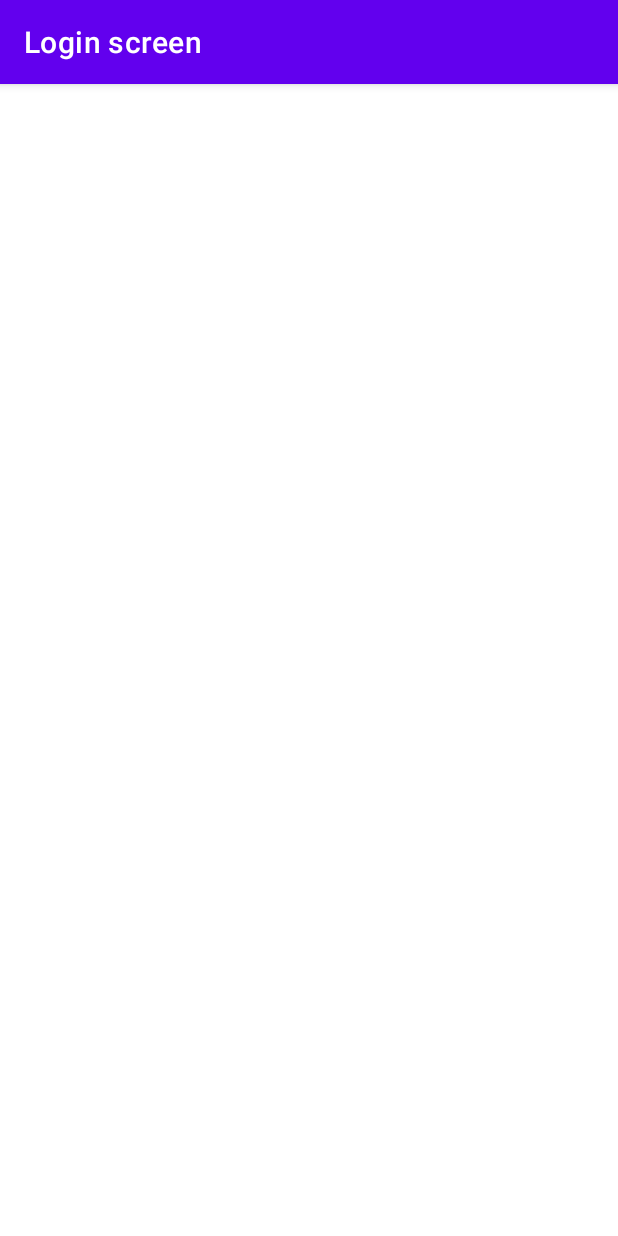
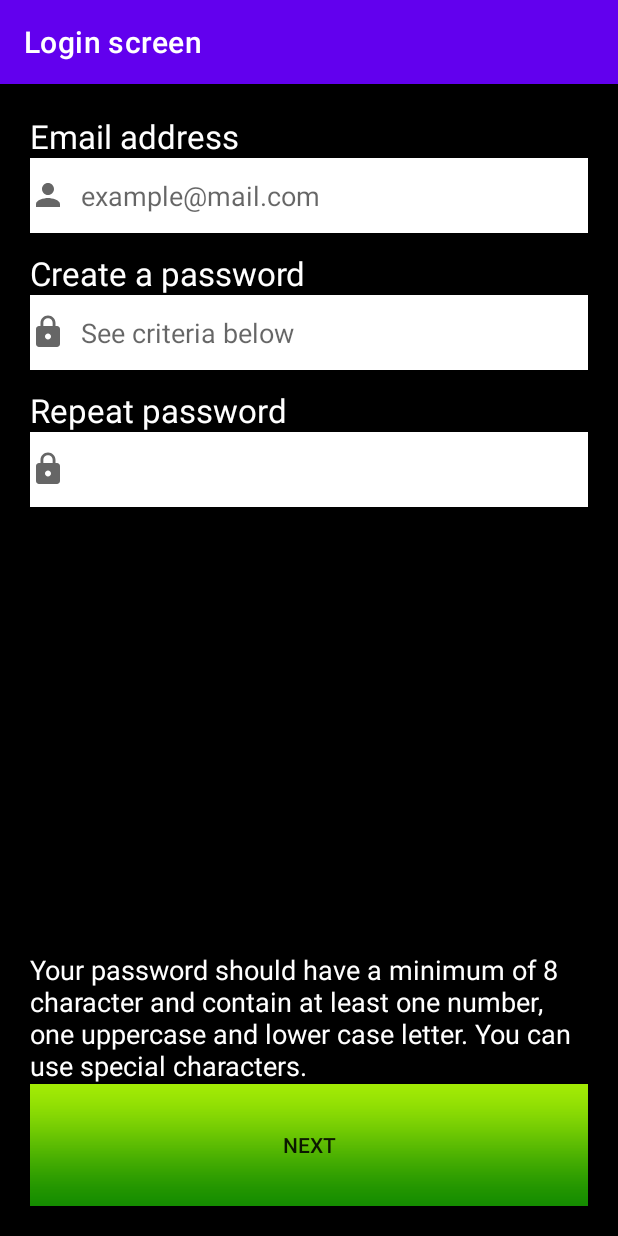
Before and after one commit to zayelmech/android_loggin, an Android app: the MainActivity2 screen opened directly, with no data from a screen before it, on a phone screen of 412 x 824 dp. Run offline under Robolectric (Android 15) with nearby library versions, the phone set to English and light mode, and no system bars.

Commit message:
Layouts are ready

```diff
--- a/app/src/main/java/com/enhanceit/loginscreen/MainActivity.java
+++ b/app/src/main/java/com/enhanceit/loginscreen/MainActivity.java
@@ -18,12 +18,12 @@ public class MainActivity extends AppCompatActivity {
         setContentView(R.layout.activity_main);
 
         Log.d("a", "onCreate: ");
-        mButton1=findViewById(R.id.createaccount);
+        mButton1=findViewById(R.id.imageButton);
         mButton1.setOnClickListener(new View.OnClickListener() {
             @Override
             public void onClick(View v) {
                 Intent mIntent = new Intent(getBaseContext(),MainActivity2.class);
-                mIntent.putExtra("MY_DATA","WHATEVER");
+                //mIntent.putExtra("MY_DATA","WHATEVER");
 
                 startActivity(mIntent);
             }
--- /dev/null
+++ b/app/src/main/res/drawable/vector_lock.xml
@@ -0,0 +1,10 @@
+<vector xmlns:android="http://schemas.android.com/apk/res/android"
+    android:width="24dp"
+    android:height="24dp"
+    android:viewportWidth="24"
+    android:viewportHeight="24"
+    android:tint="?attr/colorControlNormal">
+  <path
+      android:fillColor="@android:color/white"
+      android:pathData="M18,8h-1L17,6c0,-2.76 -2.24,-5 -5,-5S7,3.24 7,6v2L6,8c-1.1,0 -2,0.9 -2,2v10c0,1.1 0.9,2 2,2h12c1.1,0 2,-0.9 2,-2L20,10c0,-1.1 -0.9,-2 -2,-2zM12,17c-1.1,0 -2,-0.9 -2,-2s0.9,-2 2,-2 2,0.9 2,2 -0.9,2 -2,2zM15.1,8L8.9,8L8.9,6c0,-1.71 1.39,-3.1 3.1,-3.1 1.71,0 3.1,1.39 3.1,3.1v2z"/>
+</vector>
--- /dev/null
+++ b/app/src/main/res/drawable/vector_person.xml
@@ -0,0 +1,10 @@
+<vector xmlns:android="http://schemas.android.com/apk/res/android"
+    android:width="24dp"
+    android:height="24dp"
+    android:viewportWidth="24"
+    android:viewportHeight="24"
+    android:tint="?attr/colorControlNormal">
+  <path
+      android:fillColor="#3F51B5"
+      android:pathData="M12,12c2.21,0 4,-1.79 4,-4s-1.79,-4 -4,-4 -4,1.79 -4,4 1.79,4 4,4zM12,14c-2.67,0 -8,1.34 -8,4v2h16v-2c0,-2.66 -5.33,-4 -8,-4z"/>
+</vector>
--- a/app/src/main/res/layout/activity_main2.xml
+++ b/app/src/main/res/layout/activity_main2.xml
@@ -1,46 +1,96 @@
 <?xml version="1.0" encoding="utf-8"?>
-<ScrollView xmlns:android="http://schemas.android.com/apk/res/android"
+<LinearLayout xmlns:android="http://schemas.android.com/apk/res/android"
     xmlns:app="http://schemas.android.com/apk/res-auto"
     xmlns:tools="http://schemas.android.com/tools"
     android:layout_width="match_parent"
     android:layout_height="match_parent"
-    tools:context=".MainActivity2">
+    tools:context=".MainActivity2"
+    android:background="@color/black"
+ android:padding="20dp"
+    android:orientation="vertical">
 
+    <TextView
+        android:layout_width="match_parent"
+        android:layout_height="wrap_content"
+        android:text="Email address"
+        android:textSize="22sp"
+        android:textColor="@color/white"
+        />
     <EditText
-        android:id="@+id/editTextTextPassword"
-        android:layout_width="wrap_content"
+        android:drawablePadding="10dp"
+        android:drawableStart="@drawable/vector_person"
+        android:layout_width="match_parent"
+        android:layout_height="50dp"
+        android:hint="@string/email_hint"
+        android:textColor="@color/white"
+        android:inputType="textEmailAddress"
+        android:background="@color/white"
+        android:layout_marginBottom="12dp"
+        />
+
+    <TextView
+        android:layout_width="match_parent"
         android:layout_height="wrap_content"
-        android:ems="10"
+        android:text="Create a password"
+        android:textSize="22sp"
+        android:textColor="@color/white"
+
+        />
+    <EditText
+
+        android:drawablePadding="10dp"
+        android:drawableStart="@drawable/vector_lock"
+        android:layout_width="match_parent"
+        android:layout_height="50dp"
+        android:textColor="@color/white"
+        android:hint="See criteria below"
         android:inputType="textPassword"
-        tools:layout_editor_absoluteX="95dp"
-        tools:layout_editor_absoluteY="417dp" />
+        android:background="@color/white"
+        android:layout_marginBottom="12dp"
 
+        />
+
+    <TextView
+        android:layout_width="match_parent"
+        android:layout_height="wrap_content"
+        android:text="Repeat password"
+        android:textSize="22sp"
+        android:textColor="@color/white"
+
+        />
     <EditText
-        android:id="@+id/editTextTextEmailAddress"
-        android:layout_width="wrap_content"
+
+        android:drawablePadding="10dp"
+        android:drawableStart="@drawable/vector_lock"
+        android:id="@+id/editTextTextPersonName"
+        android:layout_width="match_parent"
+        android:layout_height="50dp"
+        android:inputType="textPassword"
+        android:background="@color/white"
+
+        />
+
+    <Space
+        android:layout_width="match_parent"
         android:layout_height="wrap_content"
-        android:ems="10"
-        android:inputType="textEmailAddress"
-        tools:layout_editor_absoluteX="106dp"
-        tools:layout_editor_absoluteY="185dp" />
+        android:layout_weight="1"
+        />
 
-    <EditText
-        android:id="@+id/editTextTextPersonName"
-        android:layout_width="wrap_content"
+    <TextView
+        android:layout_width="match_parent"
         android:layout_height="wrap_content"
-        android:ems="10"
-        android:inputType="textPersonName"
-        android:text="Name"
-        tools:layout_editor_absoluteX="69dp"
-        tools:layout_editor_absoluteY="112dp" />
+        android:text="@string/criteria"
+        android:textSize="18sp"
+        android:textColor="@color/white"
 
-    <EditText
-        android:id="@+id/editTextTextPersonName2"
-        android:layout_width="wrap_content"
+        />
+
+<androidx.appcompat.widget.AppCompatButton
+        android:layout_width="match_parent"
         android:layout_height="wrap_content"
-        android:ems="10"
-        android:inputType="textPersonName"
-        android:text="Name"
-        tools:layout_editor_absoluteX="85dp"
-        tools:layout_editor_absoluteY="328dp" />
-</ScrollView>
+        android:background="@drawable/gradient_button_background"
+        android:backgroundTintMode="src_over"
+        android:clickable="false"
+        android:text="@string/button_next"
+        android:visibility="visible" />
+</LinearLayout>
--- a/app/src/main/res/values/strings.xml
+++ b/app/src/main/res/values/strings.xml
@@ -1,3 +1,8 @@
 <resources>
     <string name="app_name">Login screen</string>
+    <string name="button_text">Create an account</string>
+    <string name="welcome_message">GreenFlag customer can \n create an account to access</string>
+    <string name="email_hint">example@mail.com</string>
+    <string name="criteria">Your password should have a minimum of 8 character and contain at least one number, one uppercase and lower case letter. You can use special characters.</string>
+    <string name="button_next">Next</string>
 </resources>
```
Also changed, not shown: app/src/main/res/layout/activity_main.xml (+39 -14 lines), app/src/main/res/drawable-xhdpi/cross.png (added), app/src/main/res/drawable-xhdpi/gradient_button_background.png (added), app/src/main/res/drawable-xhdpi/logo_green_flag.png (added), app/src/main/res/drawable-xhdpi/tick.png (added).
